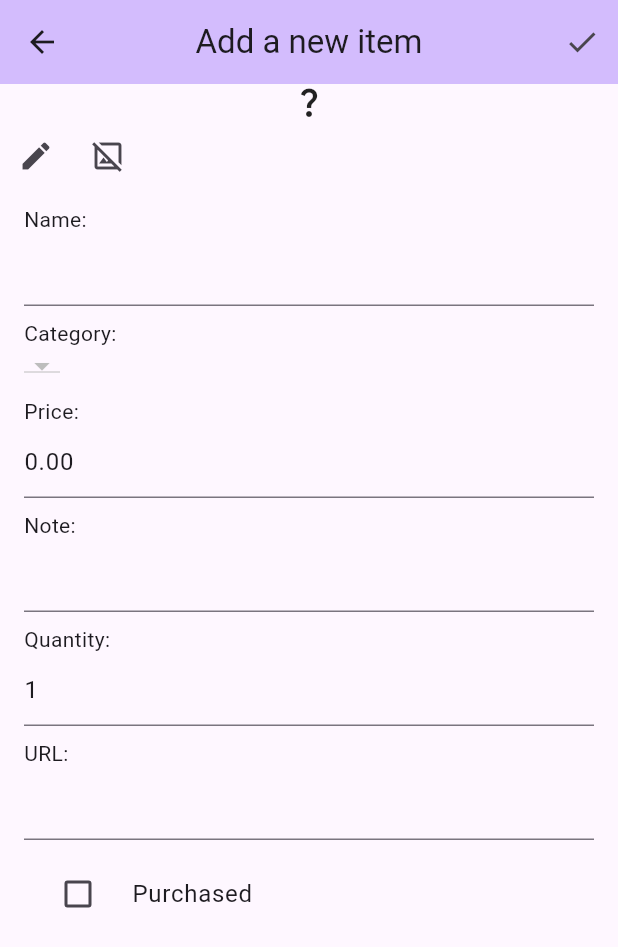
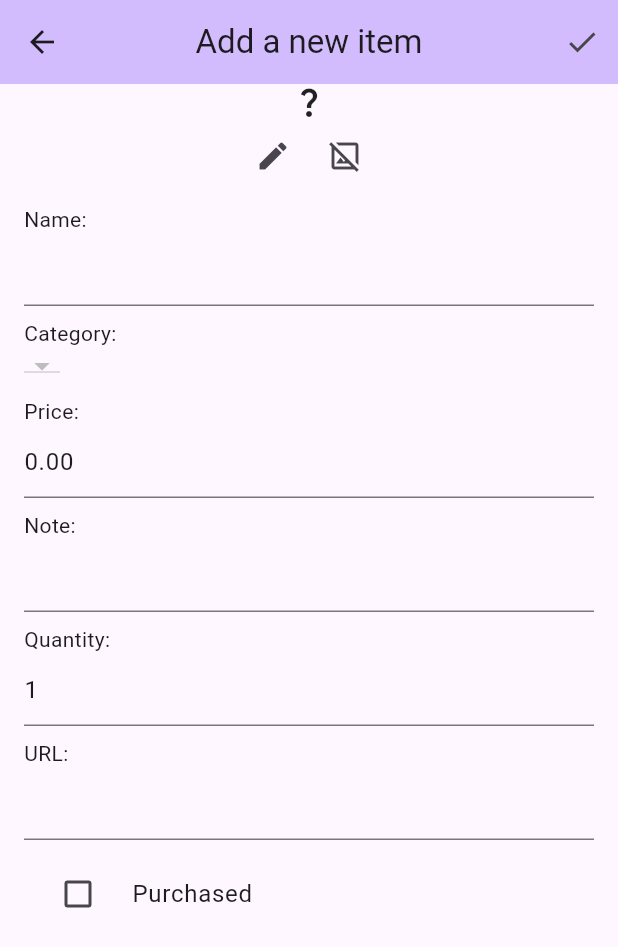
Before and after one commit to Nick-Trag/wili, a Flutter app: the EditItemWidget screen opened directly with empty values, after a tap on the "edit" icon, on a phone screen of 412 x 824 dp. Shown: the top 947 px of the screen. Run offline on Flutter 3.47's test engine with Material 3 defaults, Android fonts, the phone set to English and light mode, and no system bars; our stand-ins replace flutter_spinkit, image_picker, shared_preferences, sqflite; accounts and stored records are empty.

Commit message:
Placed the entire image editing suite inside the consumer

```diff
--- a/lib/pages/edit_item.dart
+++ b/lib/pages/edit_item.dart
@@ -62,17 +62,14 @@ class _EditItemWidgetState extends State<EditItemWidget> {
             child: Column(
               crossAxisAlignment: CrossAxisAlignment.start,
               children: [
+                Consumer<ItemProvider>(
+                  builder: (context, provider, child) => Column(
+                    children: [
                       Center(
-                  child: Consumer<ItemProvider>(
-                    builder: (context, provider, child) {
-                      if (provider.currentItem != null && provider.currentItem!.image != "") {
-                        return Image.file(File(provider.currentItem!.image));
-                      }
-                      return const Icon(Icons.question_mark);
-                    },
-                  ),
+                        child: provider.currentItem != null && provider.currentItem!.image != "" ? Image.file(File(provider.currentItem!.image)) : const Icon(Icons.question_mark),
                       ),
                       Row(
+                        mainAxisAlignment: MainAxisAlignment.center,
                         children: [
                           IconButton(
                             icon: const Icon(Icons.edit),
@@ -88,10 +85,8 @@ class _EditItemWidgetState extends State<EditItemWidget> {
                               print(image?.name);
                               print(image?.path);
 
-                        if (image != null) { // TODO: This will be placed elsewhere later. Will see where (it'll probably use a consumer, so no need for context)
-                          if (context.mounted) {
-                            Provider.of<ItemProvider>(context, listen: false).updateImage(widget.item.id, image);
-                          }
+                              if (image != null) {
+                                provider.updateImage(widget.item.id, image);
                               }
                             },
                           ),
@@ -99,10 +94,13 @@ class _EditItemWidgetState extends State<EditItemWidget> {
                             icon: const Icon(Icons.hide_image_outlined),
                             tooltip: "Clear image",
                             onPressed: () {
-                        Provider.of<ItemProvider>(context, listen: false).clearImage(widget.item.id);
+                              provider.clearImage(widget.item.id);
                             },
                           ),
                         ],
+                      ),
+                    ],
+                  ),
                 ),
                 const Padding(
                   padding: EdgeInsets.fromLTRB(16, 8, 0, 0),
```
Lines whose indentation alone changed are shown as unchanged.
